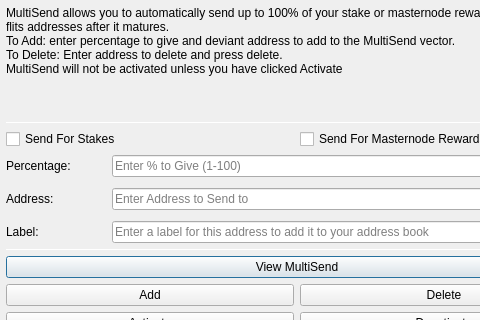
Before: the Qt Designer form src/qt/forms/multisenddialog.ui in Deviantcoin/Wallet-2021, drawn with Qt 5; both pictures show x 0 to 480 and y 0 to 320 of the 594 by 526 pixel window.
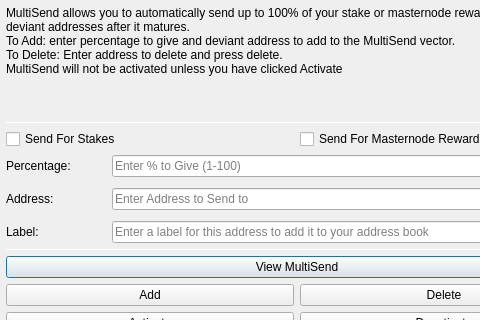
After: the same form once the commit is applied. Icons and pictures are not drawn.

What changed in the file:
```diff
--- a/src/qt/forms/multisenddialog.ui
+++ b/src/qt/forms/multisenddialog.ui
@@ -37,7 +37,7 @@
         <number>1</number>
        </property>
        <property name="text">
-        <string>MultiSend allows you to automatically send up to 100% of your stake or masternode reward to a list of other flits addresses after it matures.
+        <string>MultiSend allows you to automatically send up to 100% of your stake or masternode reward to a list of other deviant addresses after it matures.
 To Add: enter percentage to give and deviant address to add to the MultiSend vector.
 To Delete: Enter address to delete and press delete.
 MultiSend will not be activated unless you have clicked Activate</string>
```
Left out of the diff: 2 changed lines with no effect on the pictures.
